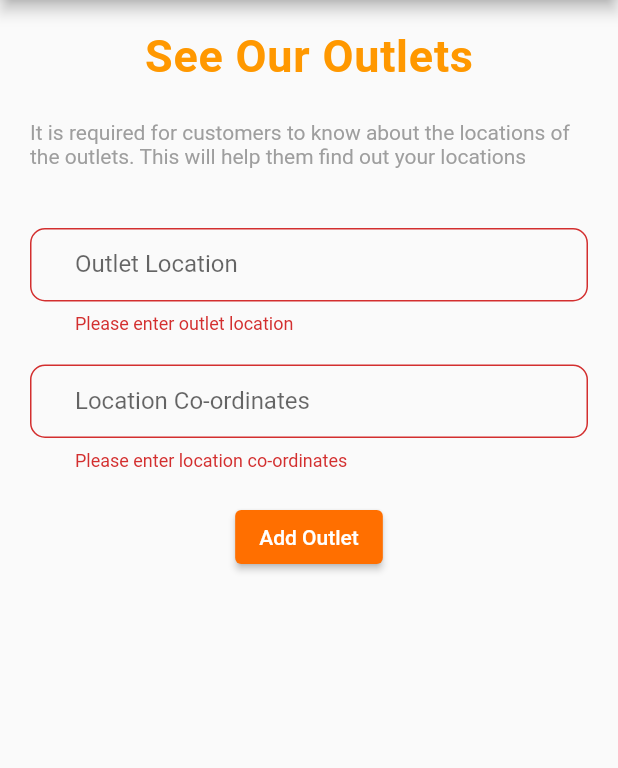
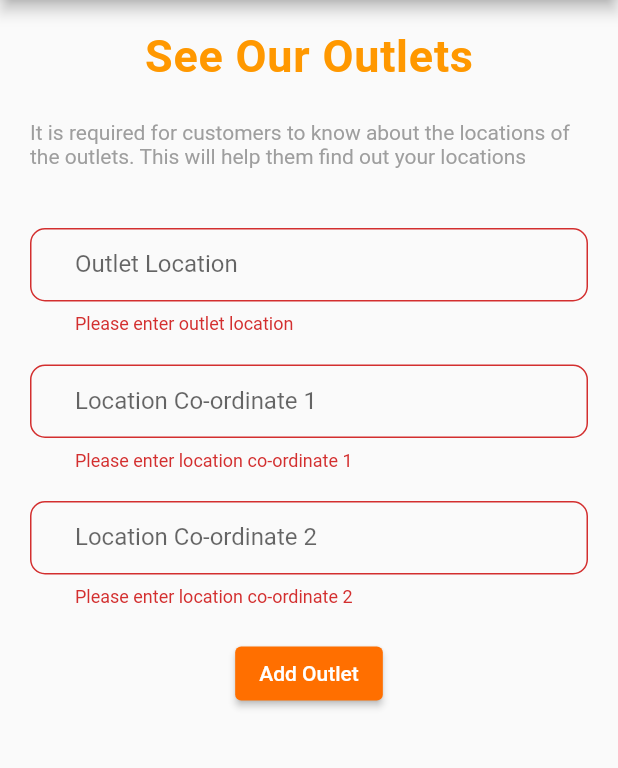
Before and after one commit to maneeshalakshani/CTSE-Online_Shopping_Store, a Flutter app: the AddOutletsView screen opened by its route, after a tap on "Add Outlet", on a phone screen of 412 x 824 dp, the part 84-852 px from its top. Run offline on Flutter 3.47's test engine with Material 2 defaults, Android fonts, the phone set to English and light mode, and no system bars; our stand-ins replace auto_route, cloud_firestore, firebase_auth, firebase_core; accounts and stored records are empty.

Commit message:
feat: add outlets completed

```diff
--- a/lib/pages/see-outlets/AddOutlets.dart
+++ b/lib/pages/see-outlets/AddOutlets.dart
@@ -1,4 +1,7 @@
+import 'package:auto_route/auto_route.dart';
 import 'package:flutter/material.dart';
+import 'package:shopping_store/functions/outletFunctions.dart';
+import 'package:shopping_store/routes/routes.gr.dart';
 import 'package:shopping_store/widgets/appBarCustom.dart';
 import 'package:shopping_store/widgets/buttons/normal-btn.dart';
 import 'package:shopping_store/widgets/customMessage.dart';
@@ -15,7 +18,8 @@ class AddOutletsView extends StatefulWidget {
 class _AddOutletsViewState extends State<AddOutletsView> {
   final formKey = GlobalKey<FormState>();
   TextEditingController locationController = TextEditingController();
-  TextEditingController coordinatesController = TextEditingController();
+  TextEditingController coordinatesController1 = TextEditingController();
+  TextEditingController coordinatesController2 = TextEditingController();
 
   @override
   Widget build(BuildContext context) {
@@ -40,10 +44,17 @@ class _AddOutletsViewState extends State<AddOutletsView> {
                   validator: true,
                 ),
                 textFeild(
-                  label: "Location Co-ordinates",
-                  hintText: "Enter location coordinated",
-                  errorMsg: "Please enter location co-ordinates",
-                  controller: coordinatesController,
+                  label: "Location Co-ordinate 1",
+                  hintText: "Enter location coordinate 1",
+                  errorMsg: "Please enter location co-ordinate 1",
+                  controller: coordinatesController1,
+                  validator: true,
+                ),
+                textFeild(
+                  label: "Location Co-ordinate 2",
+                  hintText: "Enter location coordinate 2",
+                  errorMsg: "Please enter location co-ordinate 2",
+                  controller: coordinatesController2,
                   validator: true,
                 ),
                 normalButon(
@@ -51,8 +62,11 @@ class _AddOutletsViewState extends State<AddOutletsView> {
                   marginTop: 20,
                   onPressed: () {
                     if (formKey.currentState!.validate()) {
-                      print(locationController.text);
-                      print(coordinatesController.text);
+                      OutletFunction().createOutlet(
+                          location: locationController.text,
+                          coordinate1: coordinatesController1.text,
+                          coordinate2: coordinatesController2.text);
+                      context.router.push(const AllOutletsRoute());
                     }
                   },
                 )
```
